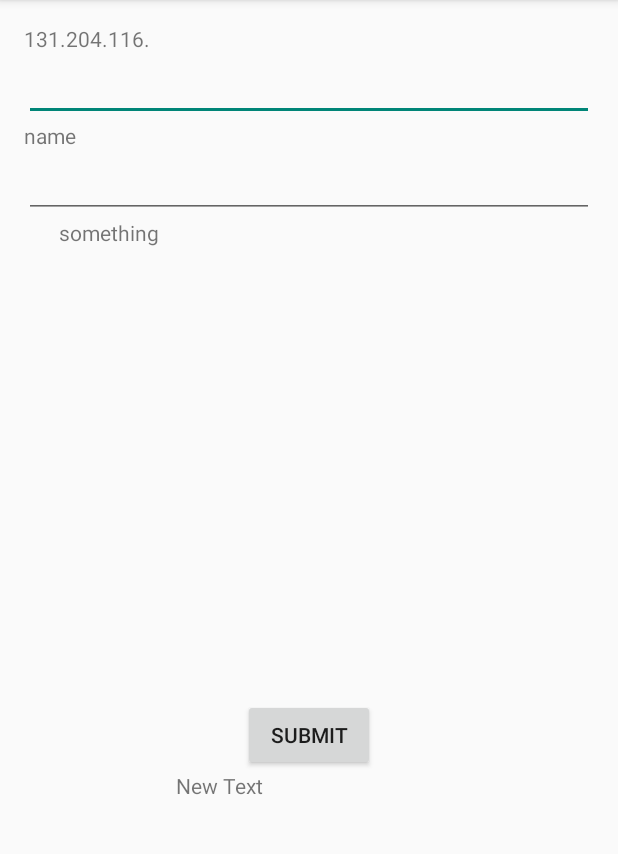
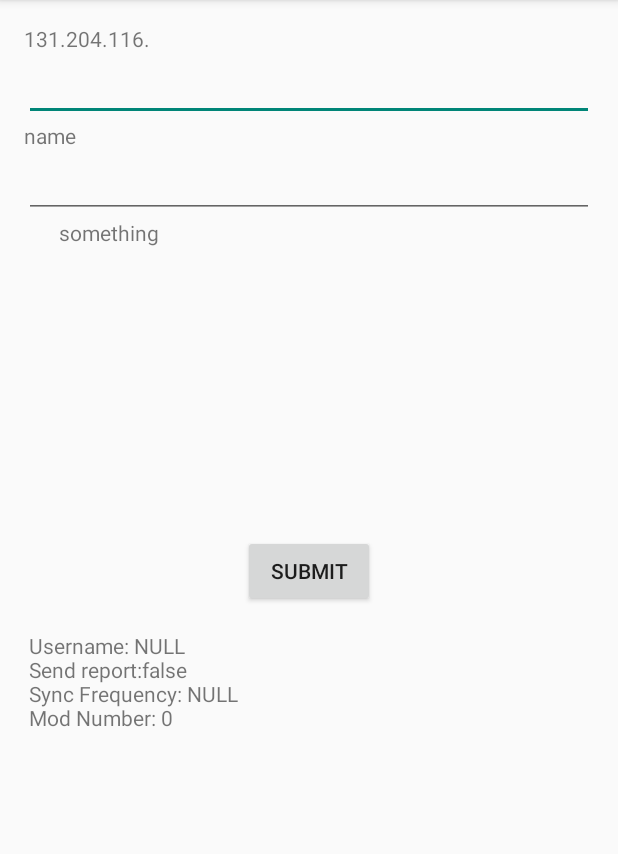
Before and after one commit to phillipjf/SNMPrint, an Android app: the screen it shows after launch (MainActivity), on a phone screen of 412 x 824 dp, the part 84-938 px from its top. Run offline under Robolectric (Android 15) with nearby library versions, the phone set to English and light mode, and no system bars; 1 statement that could not run was skipped.

Commit message:
04/16/2015 1:51pm Working preferences

```diff
--- a/app/build.gradle
+++ b/app/build.gradle
@@ -5,7 +5,7 @@ android {
     buildToolsVersion "21.1.2"
 
     defaultConfig {
-        applicationId "edu.auburn.eng.csse.comp3710.pjf0001.snmprint"
+        applicationId "edu.auburn.eng.csse.comp3710.umphrda.prefdemo1"
         minSdkVersion 14
         targetSdkVersion 21
         versionCode 1
@@ -22,5 +22,6 @@ android {
 dependencies {
     compile fileTree(dir: 'libs', include: ['*.jar'])
     compile 'com.android.support:appcompat-v7:21.0.3'
+    compile files('src/main/java/edu/auburn/eng/csse/comp3710/umphrda/prefdemo1/snmp.jar')
     compile files('src/main/java/edu/auburn/eng/csse/comp3710/pjf0001/snmprint/snmp.jar')
 }
--- a/app/src/main/AndroidManifest.xml
+++ b/app/src/main/AndroidManifest.xml
@@ -3,7 +3,6 @@
     package="edu.auburn.eng.csse.comp3710.pjf0001.snmprint" >
 
     <uses-permission android:name="android.permission.INTERNET"/>
-    <uses-permission android:name="android.permission.ACCESS_NETWORK_STATE" />
 
     <application
         android:allowBackup="true"
@@ -19,6 +18,7 @@
                 <category android:name="android.intent.category.LAUNCHER" />
             </intent-filter>
         </activity>
+        <activity android:name=".UserSettingActivity"/>
     </application>
 
 </manifest>
--- a/app/src/main/java/edu/auburn/eng/csse/comp3710/pjf0001/snmprint/MainActivity.java
+++ b/app/src/main/java/edu/auburn/eng/csse/comp3710/pjf0001/snmprint/MainActivity.java
@@ -1,48 +1,42 @@
 package edu.auburn.eng.csse.comp3710.pjf0001.snmprint;
 
-import android.app.FragmentManager;
-import android.app.FragmentTransaction;
+import android.content.Intent;
+import android.content.SharedPreferences;
 import android.os.AsyncTask;
+import android.preference.PreferenceManager;
+import android.support.v7.app.ActionBarActivity;
 import android.os.Bundle;
-import android.preference.PreferenceActivity;
-import android.preference.PreferenceFragment;
-import android.support.v7.app.ActionBarActivity;
+import android.view.Menu;
+import android.view.MenuItem;
 import android.view.View;
 import android.widget.Button;
 import android.widget.EditText;
 import android.widget.TextView;
 
-public class MainActivity extends ActionBarActivity
-{
+
+public class MainActivity extends ActionBarActivity {
     public static final String READ_COMMUNITY = "public";
-    public static final int    mSNMPVersion = 0; // 0 represents SNMP version=1
+    public static final int mSNMPVersion = 0; // 0 represents SNMP version=1
     public static final String BASE_IP = "131.204.116.";
     public static final String OID_BASE_LEVEL = "1.3.6.1.2.1.43.11.1.1.9.";
     public static final String OID_BLACK = "1.1";
     public static final String OID_YELLOW = "1.2";
     public static final String OID_CYAN = "1.3";
     public static final String OID_MAGENTA = "1.4";
-    private static final int RESULT_SETTINGS = -1;
 
     Button submit;
     TextView outputText;
     PrintStatus prntStat = new PrintStatus();
     AsyncTask theTask = new printTask();
 
+    private static final int RESULT_SETTINGS = 1;
 
     @Override
     protected void onCreate(Bundle savedInstanceState) {
         super.onCreate(savedInstanceState);
         setContentView(R.layout.activity_main);
-        /*
-        // Display the fragment as the main content.
-        FragmentManager mFragmentManager = getFragmentManager();
-        FragmentTransaction mFragmentTransaction = mFragmentManager
-                .beginTransaction();
-        PrefsFragment mPrefsFragment = new PrefsFragment();
-        mFragmentTransaction.replace(android.R.id.content, mPrefsFragment);
-        mFragmentTransaction.commit();
-     */
+        showUserSettings();
+
         outputText = (TextView) findViewById(R.id.printDetails);
         submit = (Button) findViewById(R.id.submitButton);
         submit.setOnClickListener(new Button.OnClickListener() {
@@ -52,32 +46,73 @@ public class MainActivity extends ActionBarActivity
         });
     }
 
-    public static class PrefsFragment extends PreferenceFragment {
 
-        @Override
-        public void onCreate(Bundle savedInstanceState) {
-            super.onCreate(savedInstanceState);
-
-            // Load the preferences from an XML resource
-            addPreferencesFromResource(R.xml.preferences);
-        }
+    @Override
+    public boolean onCreateOptionsMenu(Menu menu) {
+        // Inflate the menu; this adds items to the action bar if it is present.
+        getMenuInflater().inflate(R.menu.settings, menu);
+        return true;
     }
 
-    private class printTask extends AsyncTask<String, Void, String>{
+    @Override
+    public boolean onOptionsItemSelected(MenuItem item) {
+        switch (item.getItemId()) {
+
+            case R.id.menu_settings:
+                Intent i = new Intent(this, UserSettingActivity.class);
+                startActivityForResult(i, RESULT_SETTINGS);
+                break;
+        }
+        return true;
+    }
+
+    @Override
+    protected void onActivityResult(int requestCode, int resultCode, Intent data) {
+        super.onActivityResult(requestCode, resultCode, data);
+
+        showUserSettings();
+
+
+    }
+
+    private void showUserSettings() {
+        SharedPreferences sharedPrefs = PreferenceManager
+                .getDefaultSharedPreferences(this);
+
+        StringBuilder builder = new StringBuilder();
+
+        builder.append("\n Username: "
+                + sharedPrefs.getString("prefUsername", "NULL"));
+
+        builder.append("\n Send report:"
+                + sharedPrefs.getBoolean("prefSendReport", false));
+
+        builder.append("\n Sync Frequency: "
+                + sharedPrefs.getString("prefSyncFrequency", "NULL"));
+
+        builder.append("\n Mod Number: "
+                + sharedPrefs.getInt("modified", 0));
+
+        TextView settingsTextView = (TextView) findViewById(R.id.textUserSettings);
+
+        settingsTextView.setText(builder.toString());
+    }
+
+    private class printTask extends AsyncTask<String, Void, String> {
         @Override
         protected String doInBackground(String... params) {
             EditText ipEnd = (EditText) findViewById(R.id.ipEnd);
             EditText name = (EditText) findViewById(R.id.printName);
             String useIP = ipEnd.getText().toString();
-            String  returnVal  = name.getText().toString() + "\n";
-                    returnVal += prntStat.snmpGet(BASE_IP+useIP, READ_COMMUNITY, mSNMPVersion, OID_BASE_LEVEL+OID_BLACK);
-                    returnVal += prntStat.snmpGet(BASE_IP+useIP, READ_COMMUNITY, mSNMPVersion, OID_BASE_LEVEL+OID_CYAN);
-                    returnVal += prntStat.snmpGet(BASE_IP+useIP, READ_COMMUNITY, mSNMPVersion, OID_BASE_LEVEL+OID_MAGENTA);
-                    returnVal += prntStat.snmpGet(BASE_IP+useIP, READ_COMMUNITY, mSNMPVersion, OID_BASE_LEVEL+OID_YELLOW);
+            String returnVal = name.getText().toString() + "\n";
+            returnVal += prntStat.snmpGet(BASE_IP + useIP, READ_COMMUNITY, mSNMPVersion, OID_BASE_LEVEL + OID_BLACK);
+            returnVal += prntStat.snmpGet(BASE_IP + useIP, READ_COMMUNITY, mSNMPVersion, OID_BASE_LEVEL + OID_CYAN);
+            returnVal += prntStat.snmpGet(BASE_IP + useIP, READ_COMMUNITY, mSNMPVersion, OID_BASE_LEVEL + OID_MAGENTA);
+            returnVal += prntStat.snmpGet(BASE_IP + useIP, READ_COMMUNITY, mSNMPVersion, OID_BASE_LEVEL + OID_YELLOW);
             return returnVal;
         }
-        protected void onPostExecute(String str)
-        {
+
+        protected void onPostExecute(String str) {
             outputText.setText(str);
         }
     }
--- a/app/src/main/res/layout/activity_main.xml
+++ b/app/src/main/res/layout/activity_main.xml
@@ -55,11 +55,10 @@
             android:layout_gravity="center_horizontal" />
 
         <TextView
-            android:layout_width="177dp"
-            android:layout_height="wrap_content"
-            android:text="New Text"
             android:id="@+id/textUserSettings"
-            android:layout_gravity="center_horizontal"
-            android:layout_weight="0.39" />
+            android:layout_width="match_parent"
+            android:layout_height="207dp"
+            tools:context=".MainActivity" />
+
     </LinearLayout>
 </RelativeLayout>
--- a/app/src/main/res/values-w820dp/arrays.xml
+++ /dev/null
@@ -1,30 +0,0 @@
-<?xml version="1.0" encoding="utf-8"?>
-<resources>
-	<string-array name="syncFrequency">
-        <item name="1">Once a day</item>
-        <item name="7">Once a week</item>
-        <item name="3">Once a year</item>
-        <item name="0">Never (Update maually)</item>
-    </string-array>
-	<string-array name="syncFrequencyValues">
-        <item name="1">1</item>
-        <item name="7">7</item>
-        <item name="30">30</item>
-        <item name="0">0</item>
-    </string-array>
-
-    <string-array name="entries_list_preference">
-        <item name="1">1</item>
-        <item name="7">7</item>
-        <item name="30">30</item>
-        <item name="0">0</item>
-    </string-array>
-
-    <string-array name="entryvalues_list_preference">
-        <item name="1">1</item>
-        <item name="7">7</item>
-        <item name="30">30</item>
-        <item name="0">0</item>
-    </string-array>
-
-</resources>
--- a/app/src/main/res/values/strings.xml
+++ b/app/src/main/res/values/strings.xml
@@ -1,31 +1,9 @@
 <resources>
+
     <string name="app_name">SNMPrint</string>
+    <string name="hello_world">Hello world!</string>
     <string name="menu_settings">Settings</string>
     <string name="title_activity_main">MainActivity</string>
-
-    <string name="inline_preferences">Preferences</string>
-    <string name="preference_attributes">attributes</string>
-    <string name="title_parent_preference">titles</string>
-    <string name="title_checkbox_preference">checkbox</string>
-    <string name ="summary_checkbox_preference">summary</string>
-    <string name="dialog_based_preferences">dialog</string>
-    <string name="title_edittext_preference">edittext title</string>
-    <string name="summary_edittext_preference">summary</string>
-    <string name="dialog_title_edittext_preference">dialog</string>
-    <string name="title_list_preference">title list</string>
-    <string name="summary_list_preference">list pref</string>
-
-    <string name="dialog_title_list_preference">dialog</string>
-    <string name="launch_preferences">launch pref</string>
-    <string name="title_screen_preference">entries</string>
-    <string name="summary_screen_preference">vals</string>
-    <string name="title_next_screen_toggle_preference">next scr</string>
-    <string name="summary_next_screen_toggle_preference">sum next</string>
-    <string name="title_intent_preference">title intent</string>
-    <string name="summary_intent_preference">summary intent</string>
-    <string name="summary_parent_preference">summary parent</string>
-    <string name="title_child_preference">title child</string>
-    <string name="summary_child_preference">sum child</string>
 
 
     <string name="pref_send_report">Send crash reports</string>
@@ -40,4 +18,6 @@
 
     <string name="pref_id">xyz</string>
     <string name="pref_mod">modified</string>
+
+
 </resources>
--- a/app/src/main/res/xml/preferences.xml
+++ /dev/null
@@ -1,80 +0,0 @@
-<?xml version="1.0" encoding="utf-8"?>
-<PreferenceScreen xmlns:android="http://schemas.android.com/apk/res/android" >
-
-    <PreferenceCategory
-        android:title="@string/inline_preferences">
-
-        <CheckBoxPreference
-            android:key="checkbox_preference"
-            android:title="@string/title_checkbox_preference"
-            android:summary="@string/summary_checkbox_preference" />
-
-    </PreferenceCategory>
-
-    <PreferenceCategory
-        android:title="@string/dialog_based_preferences">
-
-        <EditTextPreference
-            android:key="edittext_preference"
-            android:title="@string/title_edittext_preference"
-            android:summary="@string/summary_edittext_preference"
-            android:dialogTitle="@string/dialog_title_edittext_preference" />
-
-        <ListPreference
-            android:key="list_preference"
-            android:title="@string/title_list_preference"
-            android:summary="@string/summary_list_preference"
-            android:entries="@array/entries_list_preference"
-            android:entryValues="@array/entryvalues_list_preference"
-            android:dialogTitle="@string/dialog_title_list_preference" />
-
-    </PreferenceCategory>
-
-    <PreferenceCategory
-        android:title="@string/launch_preferences">
-
-        <!-- This PreferenceScreen tag serves as a screen break (similar to page break
-            in word processing). Like for other preference types, we assign a key
-            here so it is able to save and restore its instance state. -->
-        <PreferenceScreen
-            android:key="screen_preference"
-            android:title="@string/title_screen_preference"
-            android:summary="@string/summary_screen_preference">
-
-            <CheckBoxPreference
-                android:key="next_screen_checkbox_preference"
-                android:title="@string/title_next_screen_toggle_preference"
-                android:summary="@string/summary_next_screen_toggle_preference" />
-
-        </PreferenceScreen>
-
-        <PreferenceScreen
-            android:title="@string/title_intent_preference"
-            android:summary="@string/summary_intent_preference">
-
-            <intent android:action="android.intent.action.VIEW"
-                android:data="http://www.android.com" />
-
-        </PreferenceScreen>
-
-    </PreferenceCategory>
-
-    <PreferenceCategory
-        android:title="@string/preference_attributes">
-
-        <CheckBoxPreference
-            android:key="parent_checkbox_preference"
-            android:title="@string/title_parent_preference"
-            android:summary="@string/summary_parent_preference" />
-
-        <!-- The visual style of a child is defined by this styled theme attribute. -->
-        <CheckBoxPreference
-            android:key="child_checkbox_preference"
-            android:dependency="parent_checkbox_preference"
-            android:layout="?android:attr/preferenceLayoutChild"
-            android:title="@string/title_child_preference"
-            android:summary="@string/summary_child_preference" />
-
-    </PreferenceCategory>
-
-</PreferenceScreen>
```
Also changed, not shown: app/src/main/java/edu/auburn/eng/csse/comp3710/pjf0001/snmprint/HttpDemo.java (deleted, +0 -124 lines), app/src/main/java/edu/auburn/eng/csse/comp3710/pjf0001/snmprint/HttpDemo2.java (deleted, +0 -58 lines), app/src/main/java/edu/auburn/eng/csse/comp3710/pjf0001/snmprint/PrintStatus.java (+12 -15 lines), 10 other files.
